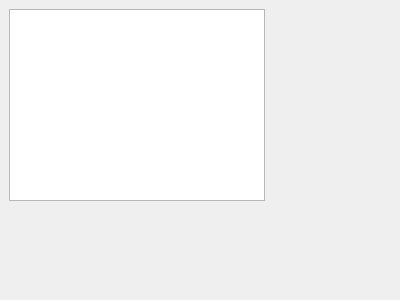
The window that ualgorithmeditor.ui (davidaq/Uranus2) describes before a commit, drawn with Qt 5.
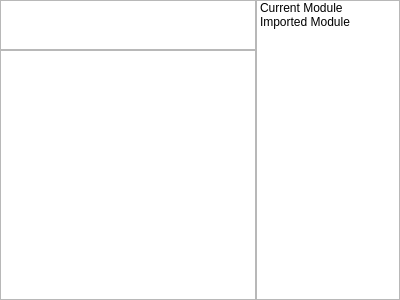
The same window after the commit. Icons and pictures are not drawn.

Diff of the .ui file:
```diff
--- a/ualgorithmeditor.ui
+++ b/ualgorithmeditor.ui
@@ -13,16 +13,91 @@
   <property name="windowTitle">
    <string>Form</string>
   </property>
-  <widget class="QTreeView" name="treeView">
-   <property name="geometry">
-    <rect>
-     <x>9</x>
-     <y>9</y>
-     <width>256</width>
-     <height>192</height>
-    </rect>
+  <layout class="QGridLayout" name="gridLayout">
+   <property name="margin">
+    <number>0</number>
    </property>
-  </widget>
+   <property name="spacing">
+    <number>0</number>
+   </property>
+   <item row="1" column="1" colspan="2">
+    <widget class="QTreeView" name="treeView">
+     <property name="sizePolicy">
+      <sizepolicy hsizetype="Minimum" vsizetype="Expanding">
+       <horstretch>0</horstretch>
+       <verstretch>0</verstretch>
+      </sizepolicy>
+     </property>
+     <property name="contextMenuPolicy">
+      <enum>Qt::CustomContextMenu</enum>
+     </property>
+    </widget>
+   </item>
+   <item row="0" column="1">
+    <widget class="QPlainTextEdit" name="hintText">
+     <property name="sizePolicy">
+      <sizepolicy hsizetype="Expanding" vsizetype="Fixed">
+       <horstretch>0</horstretch>
+       <verstretch>0</verstretch>
+      </sizepolicy>
+     </property>
+     <property name="maximumSize">
+      <size>
+       <width>16777215</width>
+       <height>50</height>
+      </size>
+     </property>
+    </widget>
+   </item>
+   <item row="0" column="3" rowspan="2">
+    <widget class="QTreeWidget" name="functions">
+     <property name="sizePolicy">
+      <sizepolicy hsizetype="Maximum" vsizetype="Expanding">
+       <horstretch>0</horstretch>
+       <verstretch>0</verstretch>
+      </sizepolicy>
+     </property>
+     <property name="editTriggers">
+      <set>QAbstractItemView::NoEditTriggers</set>
+     </property>
+     <property name="rootIsDecorated">
+      <bool>false</bool>
+     </property>
+     <property name="animated">
+      <bool>true</bool>
+     </property>
+     <property name="expandsOnDoubleClick">
+      <bool>false</bool>
+     </property>
+     <attribute name="headerVisible">
+      <bool>false</bool>
+     </attribute>
+     <column>
+      <property name="text">
+       <string>1</string>
+      </property>
+     </column>
+     <item>
+      <property name="text">
+       <string>Current Module</string>
+      </property>
+      <property name="icon">
+       <iconset resource="res.qrc">
+        <normaloff>:/images/algorithm/document.png</normaloff>:/images/algorithm/document.png</iconset>
+      </property>
+     </item>
+     <item>
+      <property name="text">
+       <string>Imported Module</string>
+      </property>
+      <property name="icon">
+       <iconset resource="res.qrc">
+        <normaloff>:/images/algorithm/import.png</normaloff>:/images/algorithm/import.png</iconset>
+      </property>
+     </item>
+    </widget>
+   </item>
+  </layout>
  </widget>
  <resources/>
  <connections/>
```
Left out of the diff: 4 changed lines with no effect on the pictures.
